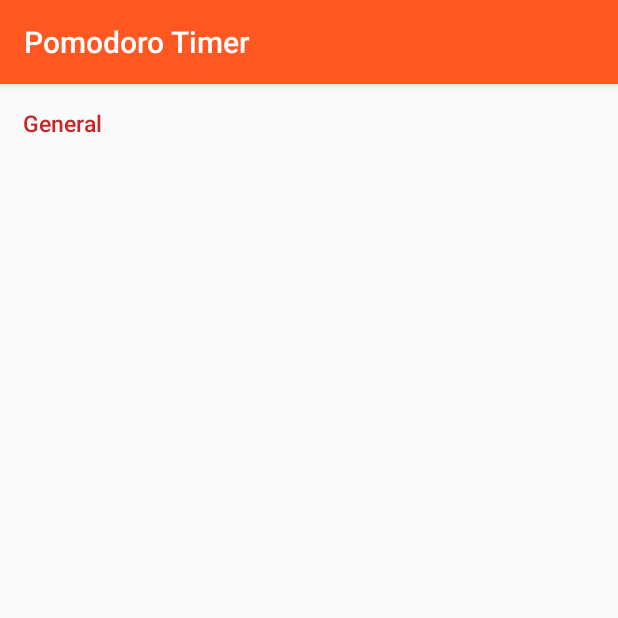
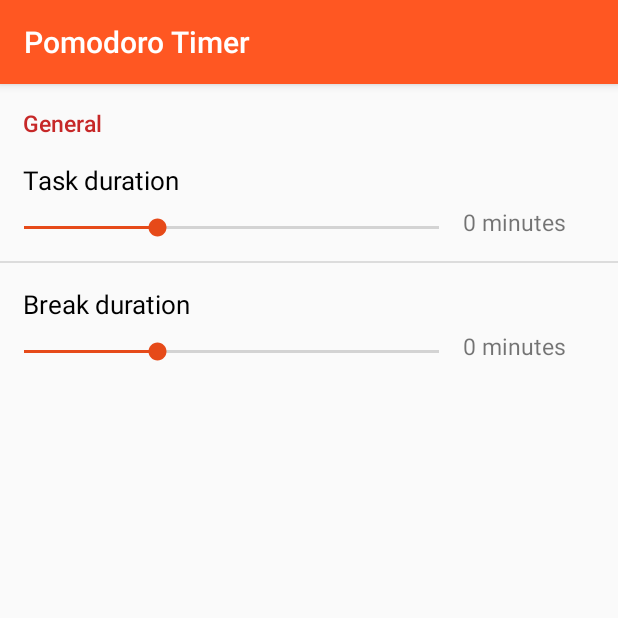
Before and after one commit to georgistephanov/AndroidPomodoroTimer, an Android app: the SettingsActivity screen opened directly, with no data from a screen before it, on a phone screen of 412 x 824 dp, the top half of it. Run offline under Robolectric (Android 15) with nearby library versions, the phone set to English and light mode, and no system bars.

Commit message:
Working on the settings activity

```diff
--- a/app/src/main/AndroidManifest.xml
+++ b/app/src/main/AndroidManifest.xml
@@ -21,8 +21,7 @@
 			</intent-filter>
 		</activity>
 		<activity
-			android:name=".SettingsActivity"
-			android:theme="@style/ActionBarAppTheme"></activity>
+			android:name=".SettingsActivity"></activity>
 	</application>
 
 </manifest>
--- a/app/src/main/java/com/georgistephanov/android/pomodorotimer/Database.java
+++ b/app/src/main/java/com/georgistephanov/android/pomodorotimer/Database.java
@@ -41,6 +41,10 @@ public class Database {
 		new InsertTask().doInBackground(cv);
 	}
 
+	public static void updateSettings(ContentValues cv) {
+		new UpdateSettings().doInBackground(cv);
+	}
+
 	/**
 	 * Gets and returns the settings from the settings table of the database.
 	 * @return Cursor containing the result set of the query
@@ -69,6 +73,25 @@ public class Database {
 		}
 	}
 
+	private final static class GetTasks extends AsyncTask<Void, Void, Cursor> {
+		@Override
+		protected Cursor doInBackground(Void... voids) {
+			return databaseHelper
+					.getReadableDatabase()
+					.rawQuery("SELECT * FROM task", null);
+		}
+	}
+
+	private final static class UpdateSettings extends AsyncTask<ContentValues, Void, Void> {
+		@Override
+		protected Void doInBackground(ContentValues... contentValues) {
+			databaseHelper.getWritableDatabase()
+					.insert(databaseHelper.getSettingsTable(), null, contentValues[0]);
+
+			return null;
+		}
+	}
+
 	private final static class InsertTask extends AsyncTask<ContentValues, Void, Void> {
 		@Override
 		protected Void doInBackground(ContentValues... contentValues) {
@@ -78,13 +101,4 @@ public class Database {
 			return null;
 		}
 	}
-
-	private final static class GetTasks extends AsyncTask<Void, Void, Cursor> {
-		@Override
-		protected Cursor doInBackground(Void... voids) {
-			return databaseHelper
-					.getReadableDatabase()
-					.rawQuery("SELECT * FROM task", null);
-		}
-	}
 }
--- a/app/src/main/java/com/georgistephanov/android/pomodorotimer/MainActivity.java
+++ b/app/src/main/java/com/georgistephanov/android/pomodorotimer/MainActivity.java
@@ -15,6 +15,7 @@
 package com.georgistephanov.android.pomodorotimer;
 
 import android.animation.ObjectAnimator;
+import android.app.Activity;
 import android.app.NotificationManager;
 import android.app.PendingIntent;
 import android.content.ContentValues;
@@ -28,6 +29,7 @@ import android.support.v4.app.NotificationCompat;
 import android.support.v7.app.AppCompatActivity;
 import android.os.Bundle;
 import android.util.Log;
+import android.view.ContextThemeWrapper;
 import android.view.MenuItem;
 import android.view.View;
 import android.view.animation.LinearInterpolator;
@@ -41,7 +43,7 @@ import android.widget.TextView;
 import java.util.Timer;
 import java.util.TimerTask;
 
-public class MainActivity extends AppCompatActivity implements PopupMenu.OnMenuItemClickListener {
+public class MainActivity extends Activity implements PopupMenu.OnMenuItemClickListener {
 	// Database helper instance
 	DatabaseHelper database;
 
@@ -79,6 +81,8 @@ public class MainActivity extends AppCompatActivity implements PopupMenu.OnMenuI
 	protected void onCreate(Bundle savedInstanceState) {
 		super.onCreate(savedInstanceState);
 		setContentView(R.layout.activity_main);
+
+		getActionBar().hide();
 
 		et_taskName = findViewById(R.id.taskName);
 		b_deleteEditText = findViewById(R.id.deleteTask);
@@ -195,7 +199,8 @@ public class MainActivity extends AppCompatActivity implements PopupMenu.OnMenuI
 	 * @param view whe popup menu image button
 	 */
 	public void showPopup(View view) {
-		PopupMenu popupMenu = new PopupMenu(this, view);
+		Context popupContext = new ContextThemeWrapper(this, R.style.PopupMenu);
+		PopupMenu popupMenu = new PopupMenu(popupContext, view);
 
 		popupMenu.setOnMenuItemClickListener(this);
 		popupMenu.inflate(R.menu.actions);
--- a/app/src/main/java/com/georgistephanov/android/pomodorotimer/SettingsActivity.java
+++ b/app/src/main/java/com/georgistephanov/android/pomodorotimer/SettingsActivity.java
@@ -1,13 +1,94 @@
 package com.georgistephanov.android.pomodorotimer;
 
-import android.support.v7.app.AppCompatActivity;
+import android.app.ListActivity;
+import android.content.ContentValues;
+import android.database.Cursor;
+import android.support.annotation.NonNull;
+import android.support.annotation.Nullable;
 import android.os.Bundle;
+import android.view.View;
+import android.view.ViewGroup;
+import android.widget.ArrayAdapter;
+import android.widget.LinearLayout;
+import android.widget.SeekBar;
+import android.widget.TextView;
 
-public class SettingsActivity extends AppCompatActivity {
+public class SettingsActivity extends ListActivity {
+	String [] taskLengthOptions = {
+		"Task duration", "Break duration"
+	};
+
+	SeekBar sb_taskDuration;
+	SeekBar sb_breakDuration;
 
 	@Override
 	protected void onCreate(Bundle savedInstanceState) {
 		super.onCreate(savedInstanceState);
 		setContentView(R.layout.activity_settings);
+
+		setListAdapter(new SettingsAdapter());
 	}
+
+	@Override
+	protected void onDestroy() {
+		DatabaseHelper db = Database.getInstance(this);
+
+		// Set the changes made to the database
+		ContentValues cv = new ContentValues();
+		cv.put(db.getSettingsTaskLength(), sb_taskDuration.getProgress() * 60 * 1000);
+		cv.put(db.getSettingsBreakLength(), sb_breakDuration.getProgress() * 60 * 1000);
+		Database.insert(cv);
+
+		super.onDestroy();
+	}
+
+	private class SettingsAdapter extends ArrayAdapter<String> {
+		SettingsAdapter() {
+			super(SettingsActivity.this, R.layout.settings_duration, R.id.settingName, taskLengthOptions);
+		}
+
+		@NonNull
+		@Override
+		public View getView(int position, @Nullable View convertView, @NonNull ViewGroup parent) {
+			// Keep the current row
+			View row = super.getView(position, convertView, parent);
+
+			// Set the setting name of the row
+			((TextView) row.findViewById(R.id.settingName)).setText(taskLengthOptions[position]);
+
+			// Find the duration of the current setting from the database
+			Cursor cursor = Database.getSettings();
+			int duration = -1;
+
+			if (cursor.moveToNext()) {
+				switch (position) {
+					case 0:
+						duration = cursor.getInt(0);
+						sb_taskDuration = row.findViewById(R.id.seekBar);
+						break;
+					case 1:
+						duration = cursor.getInt(1);
+						sb_breakDuration = row.findViewById(R.id.seekBar);
+						break;
+					default:
+						throw new RuntimeException("The size of the array must match the switch cases");
+				}
+			}
+
+			if ( duration != -1 ) {
+				// Convert the duration from milliseconds to minutes
+				duration = duration / 1000 / 60;
+			} else {
+				throw new RuntimeException("The database didn't return the settings");
+			}
+
+			// Set the seekbar and the textview to display the correct duration
+			LinearLayout seekBarRow = (LinearLayout) row.findViewById(R.id.seekBarRow);
+			//((SeekBar) seekBarRow.findViewById(R.id.seekBar)).setProgress(duration);
+			((TextView) seekBarRow.findViewById(R.id.settingDuration)).setText(duration + " minutes");
+
+			return row;
+		}
+	}
+
 }
--- a/app/src/main/res/layout/activity_settings.xml
+++ b/app/src/main/res/layout/activity_settings.xml
@@ -11,11 +11,19 @@
 	<TextView
 		android:layout_width="match_parent"
 		android:layout_height="wrap_content"
-		android:padding="15dp"
+		android:paddingTop="15dp"
+		android:paddingLeft="15dp"
+		android:paddingRight="15dp"
+
 		android:text="General"
 		android:textSize="@dimen/separator_textSize"
 		android:textColor="@color/darkRed"
 		android:fontFamily="sans-serif-medium"/>
 
+	<ListView
+		android:id="@android:id/list"
+		android:layout_width="match_parent"
+		android:layout_height="wrap_content"></ListView>
+
 
 </LinearLayout>
--- a/app/src/main/res/layout/settings_duration.xml
+++ b/app/src/main/res/layout/settings_duration.xml
@@ -2,17 +2,47 @@
 <LinearLayout xmlns:android="http://schemas.android.com/apk/res/android"
 	android:layout_width="match_parent"
 	android:layout_height="match_parent"
-	android:orientation="horizontal">
+	android:orientation="vertical">
 
 	<TextView
-		android:id="@+id/setting_name"
+		android:id="@+id/settingName"
 		android:layout_width="match_parent"
 		android:layout_height="wrap_content"
-		android:text="Setting"/>
+		android:text="Setting"
+		android:textSize="@dimen/setting_name_textSize"
+		android:textColor="@android:color/black"
 
-	<SeekBar
-		android:id="@+id/seekBar"
-		android:layout_width="wrap_content"
+		android:paddingTop="15dp"
+		android:paddingLeft="15dp"
+		android:paddingBottom="5dp"/>
+
+	<LinearLayout
+		android:id="@+id/seekBarRow"
+		android:layout_width="match_parent"
 		android:layout_height="wrap_content"
-		android:layout_weight="1" />
+		android:paddingBottom="10dp"
+		android:orientation="horizontal">
+
+		<SeekBar
+			android:id="@+id/seekBar"
+			android:layout_width="0dp"
+			android:layout_height="wrap_content"
+			android:layout_weight="6"
+			android:paddingTop="5dp"
+			android:gravity="center"
+			android:max="60"
+			android:min="1"
+			android:progress="20"/>
+
+		<TextView
+			android:id="@+id/settingDuration"
+			android:layout_width="0dp"
+			android:layout_height="wrap_content"
+			android:layout_weight="2"
+			android:paddingBottom="5dp"
+			android:text="20 minutes"
+			android:textSize="@dimen/separator_textSize"/>
+
+	</LinearLayout>
+
 </LinearLayout>
--- a/app/src/main/res/values/colors.xml
+++ b/app/src/main/res/values/colors.xml
@@ -1,12 +1,8 @@
 <?xml version="1.0" encoding="utf-8"?>
 <resources>
-	<color name="colorPrimary">#FF8A65</color>
-	<color name="colorPrimaryDark">#FF5722</color>
-	<color name="colorAccent">#FF8A65</color>
-
-	<color name="ActionBarColorPrimary">#FF5722</color>
-	<color name="ActionBarColorPrimaryDark">#E64A19</color>
-	<color name="ActionBarColorAccent">#69F0AE</color>
+	<color name="colorPrimary">#FF5722</color>
+	<color name="colorPrimaryDark">#E64A19</color>
+	<color name="colorAccent">#E64A19</color>
 
 	<color name="white">#FFF</color>
 	<color name="gray">#757575</color>
--- a/app/src/main/res/values/dimens.xml
+++ b/app/src/main/res/values/dimens.xml
@@ -12,4 +12,5 @@
 	<dimen name="button_marginBottom">60dp</dimen>
 
 	<dimen name="separator_textSize">15sp</dimen>
+	<dimen name="setting_name_textSize">17sp</dimen>
 </resources>
--- a/app/src/main/res/values/styles.xml
+++ b/app/src/main/res/values/styles.xml
@@ -1,22 +1,16 @@
 <resources>
 
 	<!-- No status bar application theme. -->
-	<style name="AppTheme" parent="Theme.AppCompat.Light.NoActionBar">
+	<style name="AppTheme" parent="android:Theme.Material.Light">
 		<!-- Customize your theme here. -->
-		<item name="colorPrimary">@color/colorPrimary</item>
-		<item name="colorPrimaryDark">@color/colorPrimaryDark</item>
-		<item name="colorAccent">@color/colorAccent</item>
-		<item name="android:textColorPrimary">@color/gray</item>
-		<item name="android:statusBarColor">@color/colorPrimary</item>
+		<item name="android:colorPrimary">@color/colorPrimary</item>
+		<item name="android:colorPrimaryDark">@color/colorPrimaryDark</item>
+		<item name="android:colorAccent">@color/colorAccent</item>
+		<item name="android:textColorPrimary">@color/white</item>
 	</style>
 
-	<!-- Action bar application theme. -->
-	<style name="ActionBarAppTheme" parent="Theme.AppCompat.Light">
-		<!-- Customize your theme here. -->
-		<item name="colorPrimary">@color/ActionBarColorPrimary</item>
-		<item name="colorPrimaryDark">@color/ActionBarColorPrimaryDark</item>
-		<item name="colorAccent">@color/ActionBarColorAccent</item>
-		<item name="android:textColorPrimary">@color/white</item>
+	<style name="PopupMenu" parent="android:Widget.Material.PopupMenu.Overflow">
+		<item name="android:textColor">@color/gray</item>
 	</style>
 
 	<style name="timer">
```
